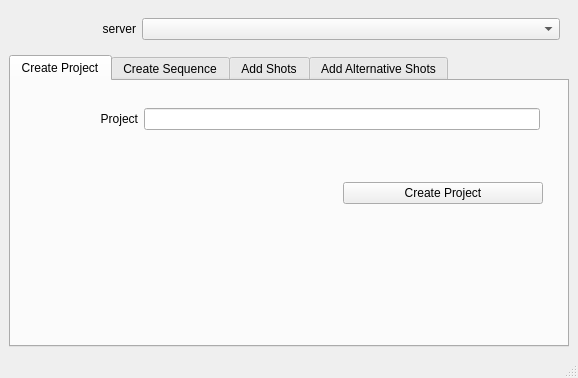
Qt form ui/projectManagement_mainWindow.ui (code-google-com/oyprojectmanager) before a commit.
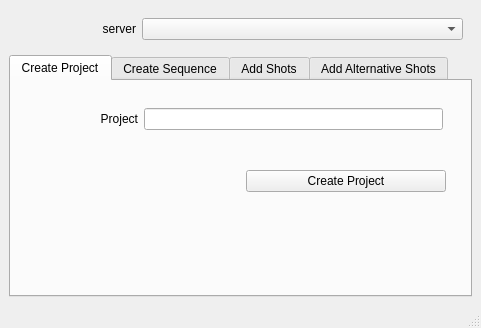
The same form after that commit.

Commit message: oyProjectManager - another little change

Patch:
```diff
--- a/ui/projectManagement_mainWindow.ui
+++ b/ui/projectManagement_mainWindow.ui
@@ -9,8 +9,8 @@
    <rect>
     <x>0</x>
     <y>0</y>
-    <width>578</width>
-    <height>378</height>
+    <width>481</width>
+    <height>328</height>
    </rect>
   </property>
   <property name="sizePolicy">
```
Left out of the diff: 2 changed lines with no effect on the pictures. The commit also changes 2 other files.
